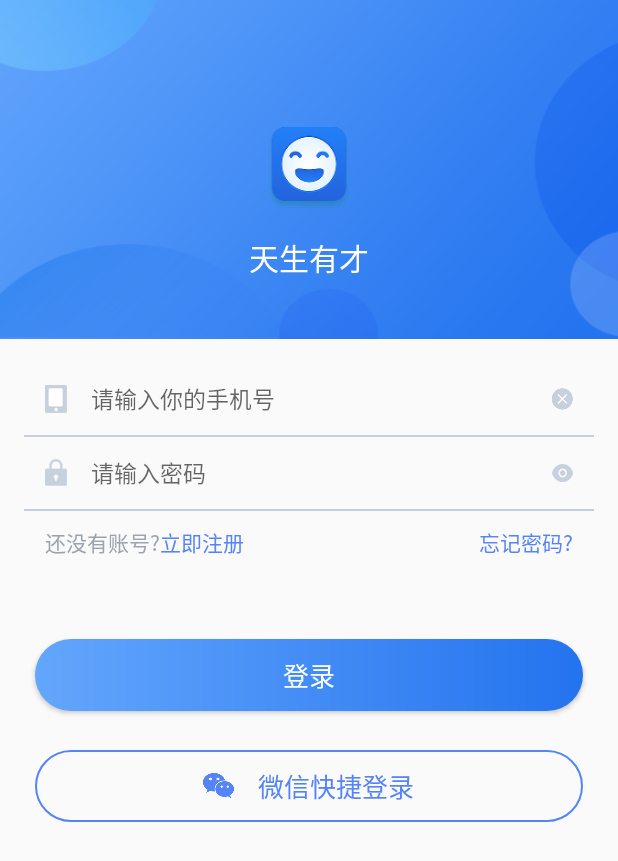
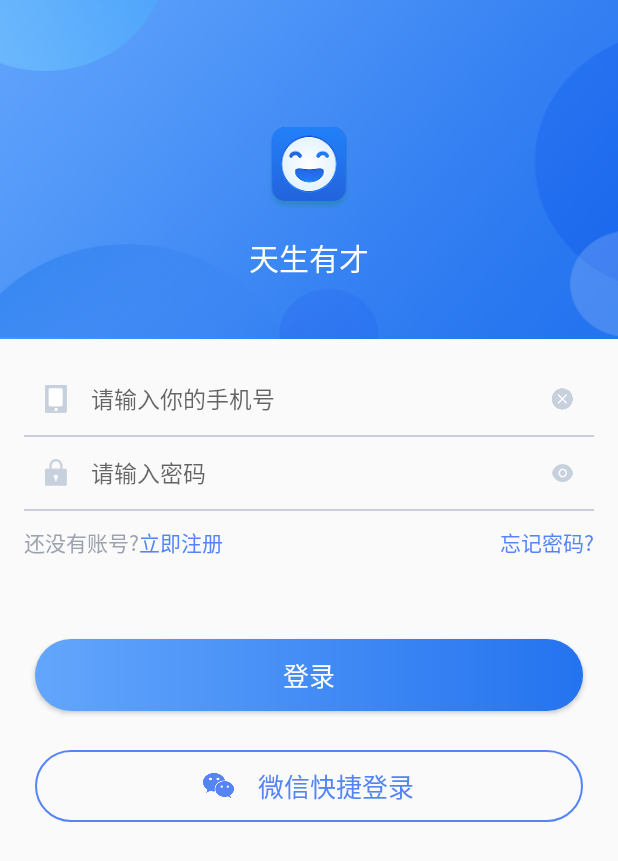
Before and after one commit to cherryff911/BaseHttp, an Android app: the layout activity_login.xml on its own in the app's theme, with its tools: preview values and no code run, on a phone screen of 412 x 824 dp. Shown: the top 861 px of the screen. Run offline under Robolectric (Android 15) with nearby library versions, the light colour scheme and no system bars.

Commit message:
提交登录

```diff
--- a/UtilsLibrary/src/main/res/values/styles.xml
+++ b/UtilsLibrary/src/main/res/values/styles.xml
@@ -65,4 +65,10 @@
         <item name="android:layout_marginRight">@dimen/dp_23</item>
         <item name="android:layout_marginLeft">@dimen/dp_23</item>
     </style>
+    <style name="AppNoBarTheme" parent="Theme.AppCompat.Light.NoActionBar">
+        <!-- Customize your theme here. -->
+        <item name="android:windowTranslucentStatus" tools:targetApi="kitkat">true</item>
+        <item name="android:windowTranslucentNavigation" tools:targetApi="kitkat">true</item>
+        <item name="android:buttonStyle">@style/Widget.AppCompat.Button.Borderless</item>
+    </style>
 </resources>
--- a/app/src/main/AndroidManifest.xml
+++ b/app/src/main/AndroidManifest.xml
@@ -17,7 +17,8 @@
             android:roundIcon="@mipmap/ic_launcher_round"
             android:supportsRtl="true"
             android:theme="@style/AppTheme">
-        <activity android:name=".ui.login.LoginActivity">
+        <activity android:name=".ui.login.LoginActivity"
+           android:theme="@style/AppNoBarTheme">
             <intent-filter>
                 <action android:name="android.intent.action.MAIN"/>
 
@@ -40,7 +41,7 @@
 
         <provider
                 android:name="androidx.core.content.FileProvider"
-                android:authorities="com.example.tsyc.FileProvider"
+                android:authorities="com.jft.tsyc.FileProvider"
                 android:exported="false"
                 android:grantUriPermissions="true">
             <meta-data
--- a/app/src/main/java/com/jft/tsyc/ui/login/LoginActivity.kt
+++ b/app/src/main/java/com/jft/tsyc/ui/login/LoginActivity.kt
@@ -36,7 +36,9 @@ class LoginActivity : BaseActivity(), LoginView.View {
     }
 
     fun initEvent() {
-        Util.etShowOrHine(et_login_psw, true)
+        iv_login_psw_right.setOnClickListener {
+            Util.etShowOrHine(et_login_psw,true)
+        }
         btn_login.setOnClickListener {
             submit()
         }
--- a/app/src/main/res/layout/activity_login.xml
+++ b/app/src/main/res/layout/activity_login.xml
@@ -91,7 +91,7 @@
     />
     <LinearLayout android:layout_width="match_parent"
                   android:orientation="horizontal"
-                  style="@style/margin_30"
+                  style="@style/margin_16"
                   android:layout_marginTop="@dimen/dp_10"
                   android:layout_height="wrap_content">
         <TextView android:layout_width="wrap_content"
--- a/app/src/main/res/values/styles.xml
+++ b/app/src/main/res/values/styles.xml
@@ -11,7 +11,10 @@
         <item name="android:textColorPrimary">@android:color/primary_text_light</item>
         <item name="actionBarSize">@dimen/actionBarSize</item>
     </style>
-
+    <style name="AppThemeGuider" parent="AppNoBarTheme">
+        <!-- Customize your theme here. -->
+        <!--<item name="android:windowBackground">@drawable/ic_logo_start</item>-->
+    </style>
     <style name="customTheme" parent="Theme.AppCompat.Light.NoActionBar">
         <item name="actionBarTheme">@style/actionBarTheme</item>
         <item name="colorPrimary">#FFA500</item>
```
